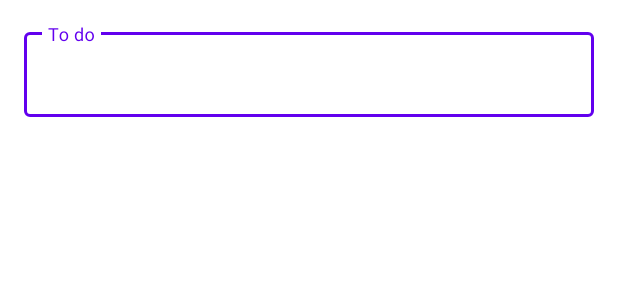
After one commit to mostafa07/ToDo-App, an Android app: the layout dialog_add_to_do.xml on its own in the app's theme, with its tools: preview values and no code run, on a phone screen of 412 x 824 dp. The commit adds this screen. Shown: the top 300 px of the screen. Run offline under Robolectric (Android 15) with nearby library versions, the phone set to English and light mode, and no system bars.

Commit message:
feat: to do item addition

```diff
--- /dev/null
+++ b/app/src/main/res/layout/dialog_add_to_do.xml
@@ -0,0 +1,37 @@
+<?xml version="1.0" encoding="utf-8"?>
+<layout xmlns:android="http://schemas.android.com/apk/res/android"
+    xmlns:app="http://schemas.android.com/apk/res-auto">
+
+    <data>
+
+        <variable
+            name="viewModel"
+            type="com.mx3.todo.ui.viewmodel.MainViewModel" />
+    </data>
+
+    <androidx.constraintlayout.widget.ConstraintLayout
+        android:layout_width="match_parent"
+        android:layout_height="wrap_content">
+
+        <com.google.android.material.textfield.TextInputLayout
+            android:id="@+id/to_do_content_text_input"
+            style="@style/Widget.MaterialComponents.TextInputLayout.OutlinedBox"
+            android:layout_width="0dp"
+            android:layout_height="wrap_content"
+            android:layout_margin="16dp"
+            android:inputType="textMultiLine|text"
+            app:layout_constraintBottom_toBottomOf="parent"
+            app:layout_constraintEnd_toEndOf="parent"
+            app:layout_constraintStart_toStartOf="parent"
+            app:layout_constraintTop_toTopOf="parent">
+
+            <com.google.android.material.textfield.TextInputEditText
+                android:id="@+id/to_do_content_edit_text"
+                android:layout_width="match_parent"
+                android:layout_height="match_parent"
+                android:hint="@string/to_do"
+                android:text="@={viewModel.toDoItemToBeAddedLiveData.title}" />
+        </com.google.android.material.textfield.TextInputLayout>
+
+    </androidx.constraintlayout.widget.ConstraintLayout>
+</layout>
--- a/app/src/main/res/values/strings.xml
+++ b/app/src/main/res/values/strings.xml
@@ -1,3 +1,9 @@
 <resources>
     <string name="app_name">ToDo</string>
+
+    <string name="add">Add</string>
+    <string name="add_to_do">Add To Do</string>
+    <string name="ok">OK</string>
+    <string name="cancel">Cancel</string>
+    <string name="to_do">To do</string>
 </resources>
```
Also changed, not shown: app/src/main/java/com/mx3/todo/data/repository/ToDoItemsRepository.java (+20 -0 lines), app/src/main/java/com/mx3/todo/ui/activity/MainActivity.java (+45 -0 lines), app/src/main/java/com/mx3/todo/ui/viewmodel/MainViewModel.java (+12 -5 lines), app/src/main/res/drawable/ic_add.xml (added, +10 -0 lines), app/src/main/res/menu/main_menu.xml (added, +11 -0 lines).
